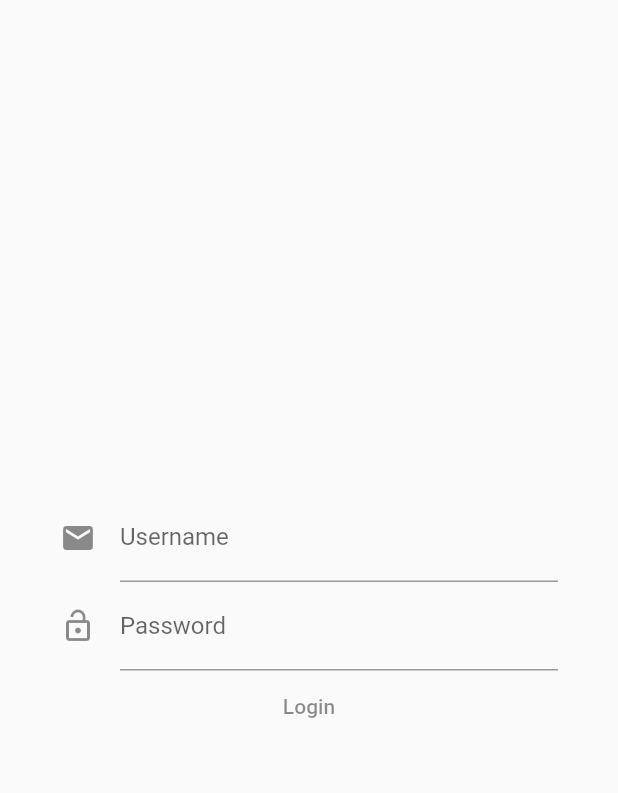
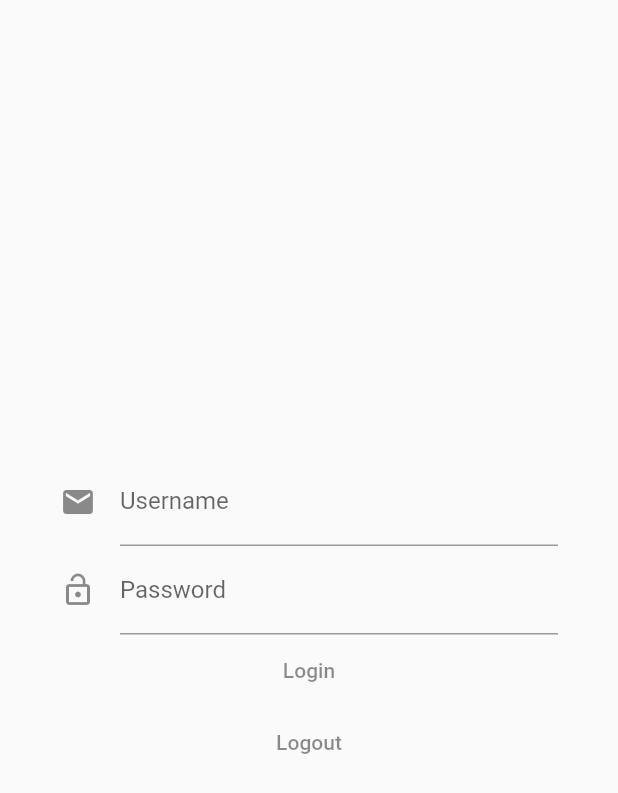
Before and after one commit to tsubauaaa/FlutterAmplifySample, a Flutter app: the screen it shows after launch, on a phone screen of 412 x 824 dp. Shown: the top 793 px of the screen. Run offline on Flutter 3.47's test engine with Material 2 defaults, Android fonts, the phone set to English and light mode, and no system bars; our stand-ins replace flutter_riverpod; missing offline and left inert: amplify_auth_cognito, amplify_flutter.

```diff
--- a/app/lib/main.dart
+++ b/app/lib/main.dart
@@ -20,22 +20,26 @@ class MyApp extends StatefulWidget {
 }
 
 class _MyAppState extends State<MyApp> {
-  final _authService = AuthService();
+  bool _amplifyConfigured = false;
+
   @override
   void initState() {
     super.initState();
     _configureAmplify();
-    _authService.checkAuthStatus();
+    // _authService.checkAuthStatus();
   }
 
   Future<void> _configureAmplify() async {
-    Amplify.addPlugins([AmplifyAuthCognito()]);
+    await Amplify.addPlugins([AmplifyAuthCognito()]);
     try {
       await Amplify.configure(amplifyconfig);
       debugPrint('Successfully configured Amplify');
     } catch (e) {
       debugPrint(e.toString());
     }
+    setState(() {
+      _amplifyConfigured = true;
+    });
   }
 
   @override
@@ -45,7 +49,7 @@ class _MyAppState extends State<MyApp> {
         theme: ThemeData(
           primarySwatch: Colors.blue,
         ),
-        home: Consumer(
+        home: _amplifyConfigured ? Consumer(
           builder: (context, ref, child) {
             final currentUser = ref.watch(authProvider);
             return currentUser.when(
@@ -58,7 +62,7 @@ class _MyAppState extends State<MyApp> {
                 error: (error, stack) => Text(error.toString()),
                 loading: () => const CircularProgressIndicator());
           },
-        ),
+        ) : const CircularProgressIndicator(),
         // home: StreamBuilder<AuthState>(
         //   stream: _authService.authStateController.stream,
         //   builder: (context, snapshot) {
--- a/app/lib/pages/login_page.dart
+++ b/app/lib/pages/login_page.dart
@@ -34,6 +34,17 @@ class _LoginPageState extends ConsumerState<LoginPage> {
             //         .signIn("ts-hirota", "kddi0077");
             //   },
             // ),
+            TextButton(
+              child: const Text(
+                'Logout',
+                style: TextStyle(color: Colors.black45),
+              ),
+              onPressed: () {
+                ref
+                    .read(authRepositoryProvider)
+                    .logOut();
+              },
+            ),
           ],
         ),
       ),
--- a/app/lib/providers/auth_repository_provider.dart
+++ b/app/lib/providers/auth_repository_provider.dart
@@ -9,10 +9,10 @@ class AuthRepository {
   Future<String> get user async {
     try {
       final awsUser = await Amplify.Auth.getCurrentUser();
-      debugPrint(awsUser.toString());
+      debugPrint('awsUser: ${awsUser.toString()}');
       return awsUser.userId;
     } catch (e) {
-      debugPrint(e.toString());
+      debugPrint('getCurrentUser failed. ${e.toString()}');
       return "";
     }
   }
```
